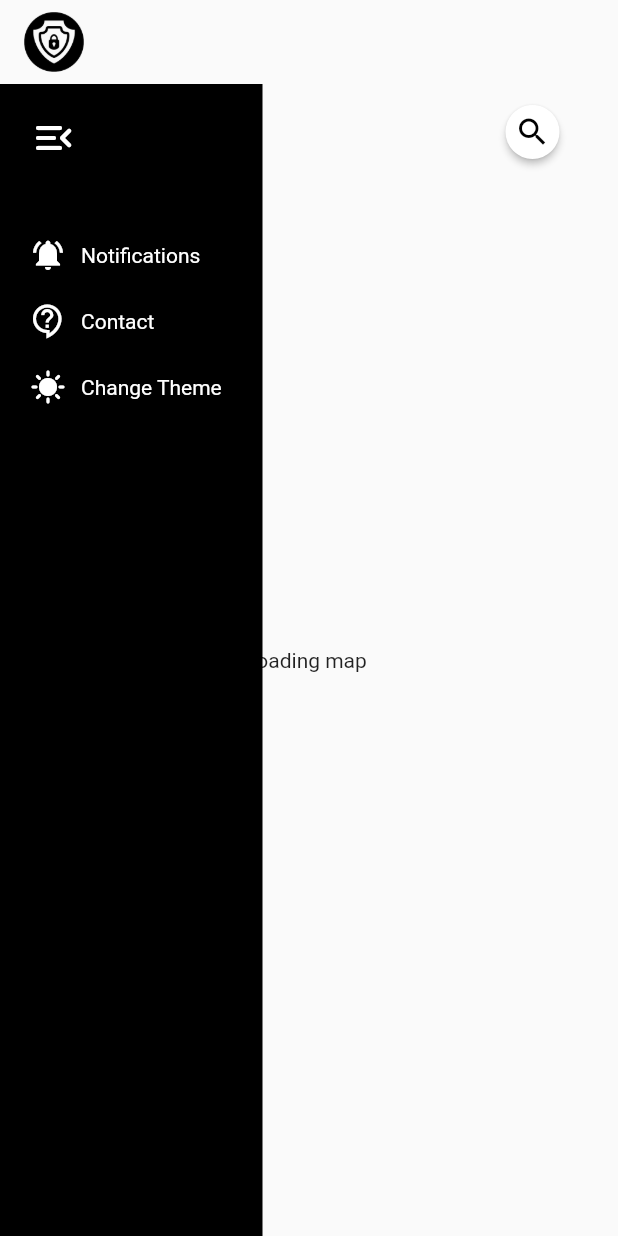
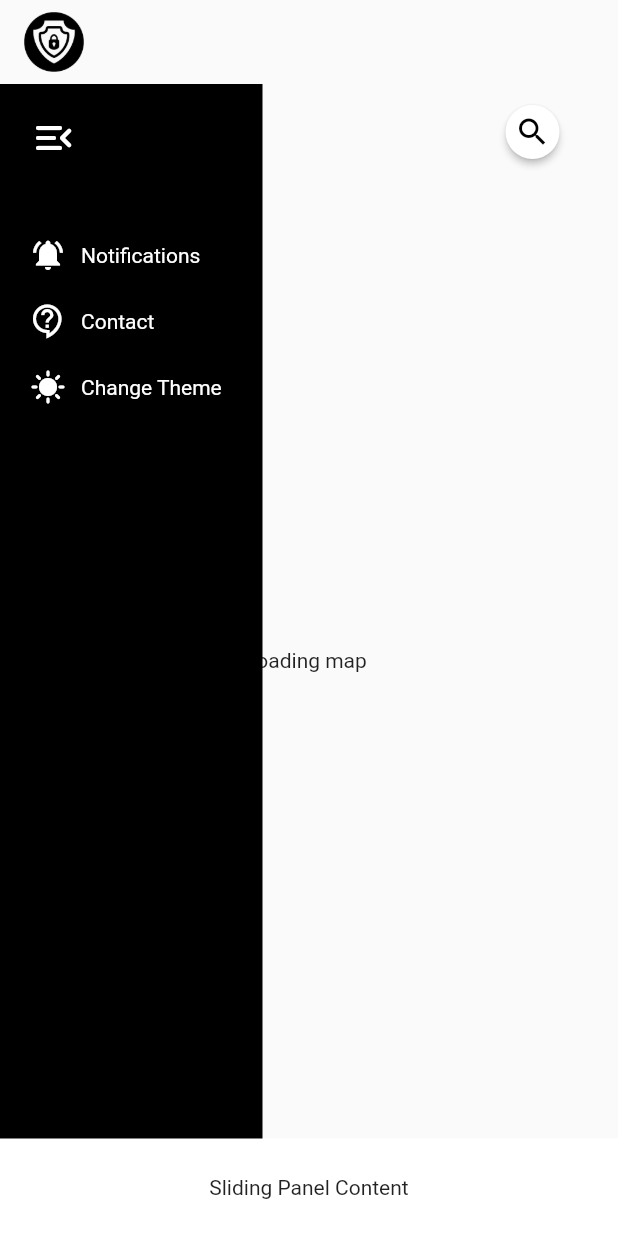
Before and after one commit to varunnnnsonii/flutter__vigilance, a Flutter app: the screen it shows after launch, after a tap on the "menu" icon, on a phone screen of 412 x 824 dp. Run offline on Flutter 3.47's test engine with Material 2 defaults, Android fonts, the phone set to English and light mode, and no system bars; our stand-ins replace csv, geolocator, google_maps_flutter; missing offline and left inert: google_maps_webservice.

Commit message:
16 change4varun

```diff
--- a/lib/main.dart
+++ b/lib/main.dart
@@ -2,6 +2,7 @@ import 'package:flutter/material.dart';
 import 'package:vigilance2/map.dart';
 import 'package:vigilance2/searchbar.dart'; // Remove this line
 import 'searchbar.dart';
+import 'package:vigilance2/panel.dart';
 void main() {
   runApp(MyApp());
 }
@@ -69,6 +70,7 @@ class _HomePageState extends State<HomePage> {
               width: _isSidebarOpen ? 175 : 80,
               child: _buildSidebar(),
             ),
+
           Positioned(
             top: AppBar().preferredSize.height - 35,
             left: 20,
@@ -85,6 +87,7 @@ class _HomePageState extends State<HomePage> {
               ),
             ),
           ),
+
           if (_isSearchBarOpen)
             Positioned(
                 top: AppBar().preferredSize.height - 40,
@@ -95,6 +98,7 @@ class _HomePageState extends State<HomePage> {
                   child: CustomSearchBar(), // Use your custom search bar widget here
                 ),
               ),
+
 
           Positioned(
             top: AppBar().preferredSize.height - 48, // Adjust the top padding
@@ -109,6 +113,20 @@ class _HomePageState extends State<HomePage> {
               child: Icon(Icons.search, color: Colors.black),
             ),
           ),
+          Positioned(
+            // Add the SlidingUpPanel here
+            bottom: 0,
+            left: 0,
+            right: 0,
+            height: 65,
+            child: SlidingPanel(
+              panelContent: Container(
+                // Customize your panel content here
+                child: Center(
+                  child: Text('Sliding Panel Content'),
+                ),
+              ),
+            ),),
 
         ],
       ),
--- /dev/null
+++ b/lib/panel.dart
@@ -0,0 +1,37 @@
+import 'package:flutter/material.dart';
+
+class SlidingPanel extends StatefulWidget {
+  final Widget panelContent;
+
+  SlidingPanel({required this.panelContent});
+
+  @override
+  _SlidingPanelState createState() => _SlidingPanelState();
+}
+
+class _SlidingPanelState extends State<SlidingPanel> {
+  bool _isPanelOpen = false;
+
+  void _togglePanel() {
+    setState(() {
+      _isPanelOpen = !_isPanelOpen;
+    });
+  }
+
+  @override
+  Widget build(BuildContext context) {
+    return AnimatedContainer(
+      duration: Duration(milliseconds: 300),
+      height: _isPanelOpen ? 300 :30,
+      child: GestureDetector(
+        onTap: _togglePanel,
+        child: Container(
+          color: Colors.white,
+          child: Center(
+            child: Text('Sliding Panel Content'),
+          ),
+        ),
+      ),
+    );
+  }
+}
--- a/pubspec.yaml
+++ b/pubspec.yaml
@@ -34,6 +34,7 @@ dependencies:
   geolocator: ^8.0.1
   google_maps_webservice: ^0.0.20-nullsafety.4
   csv: ^5.0.2
+  sliding_up_panel: ^2.0.0+1
   # The following adds the Cupertino Icons font to your application.
   # Use with the CupertinoIcons class for iOS style icons.
   cupertino_icons: ^1.0.2
```
Also changed, not shown: pubspec.lock.
